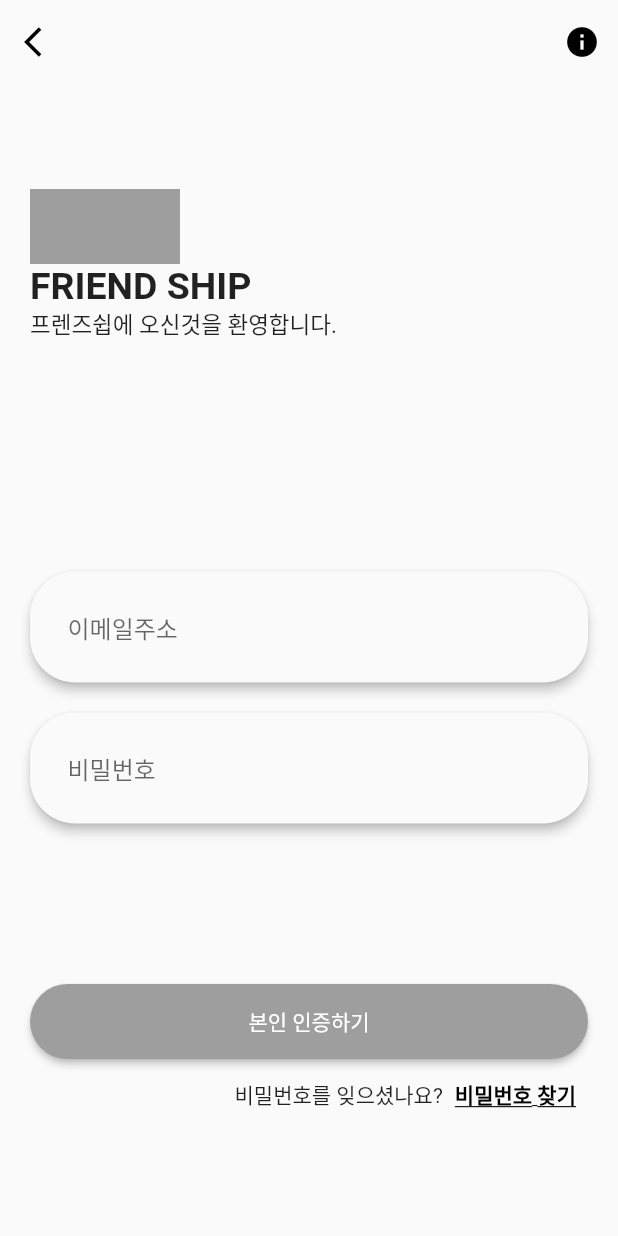
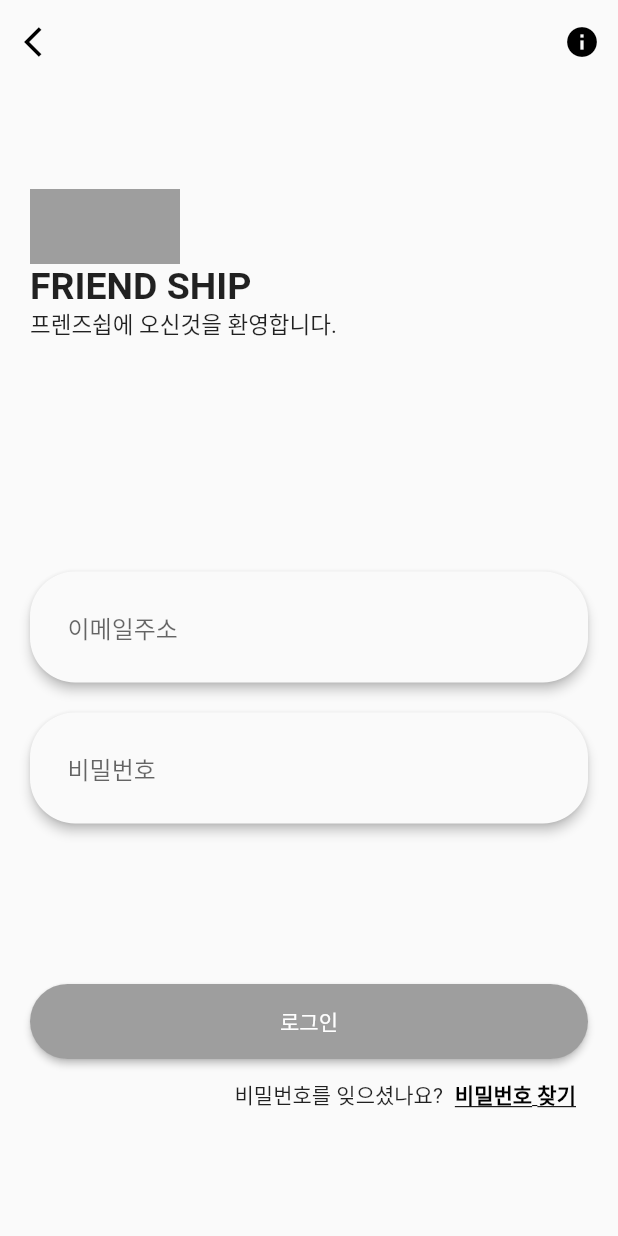
Before and after one commit to Re-4aliens/frontend, a Flutter app: the screen it shows after launch, after a tap on "로그인", on a phone screen of 412 x 824 dp. Run offline on Flutter 3.47's test engine with Material 2 defaults, Android fonts, the phone set to English and light mode, and no system bars; our stand-ins replace image_picker.

Commit message:
login ui 수정

```diff
--- a/lib/views/pages/login/login_page.dart
+++ b/lib/views/pages/login/login_page.dart
@@ -99,10 +99,10 @@ class _LoginState extends State<Login>{
                 ),
             ),
             Button(
-                    child: Text('본인 인증하기'),
+                    child: Text('로그인'),
                     onPressed: (){
                       if(_formKey.currentState!.validate()){
-                        Navigator.pushNamed(context,'/verify', /*arguments: members*/);
+
                       }
                     }),
             Row(
--- a/lib/views/pages/signup/signup_password.dart
+++ b/lib/views/pages/signup/signup_password.dart
@@ -20,6 +20,7 @@ class _SignUpPasswordState extends State<SignUpPassword>{
     //Members members = new Members('','','','','','','','');
 
     return Scaffold(
+      resizeToAvoidBottomInset: false,
       appBar: CustomAppBar(appBar: AppBar(), title: '', onPressed: () {},),
       body: Padding(
         padding: EdgeInsets.only(right: 20,left: 20,top: 50,bottom: 50),
--- a/lib/views/pages/signup/signup_profile.dart
+++ b/lib/views/pages/signup/signup_profile.dart
@@ -16,7 +16,6 @@ class SignUpProfile extends StatefulWidget{
 }
 
 class _SignUpProfileState extends State<SignUpProfile>{
-  final GlobalKey<FormState> _formKey = GlobalKey<FormState>();
 
   File? _profileImage;
   final picker = ImagePicker();
@@ -55,7 +54,7 @@ class _SignUpProfileState extends State<SignUpProfile>{
                               shape: BoxShape.circle,
                             image: DecorationImage(
                               fit: BoxFit.fill,
-                              image: FileImage(_profileImage!.path as File)
+                              image: FileImage(_profileImage!)
                             )
                           ),
                         )
```
